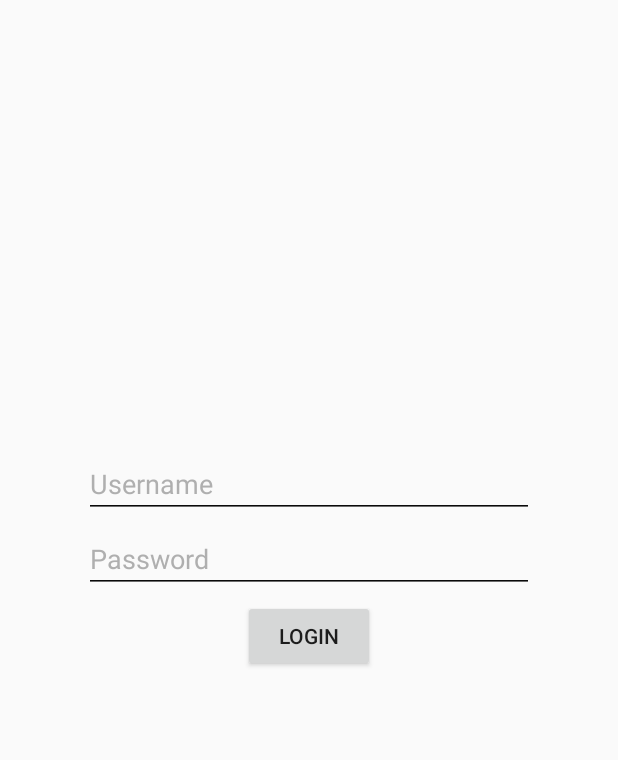
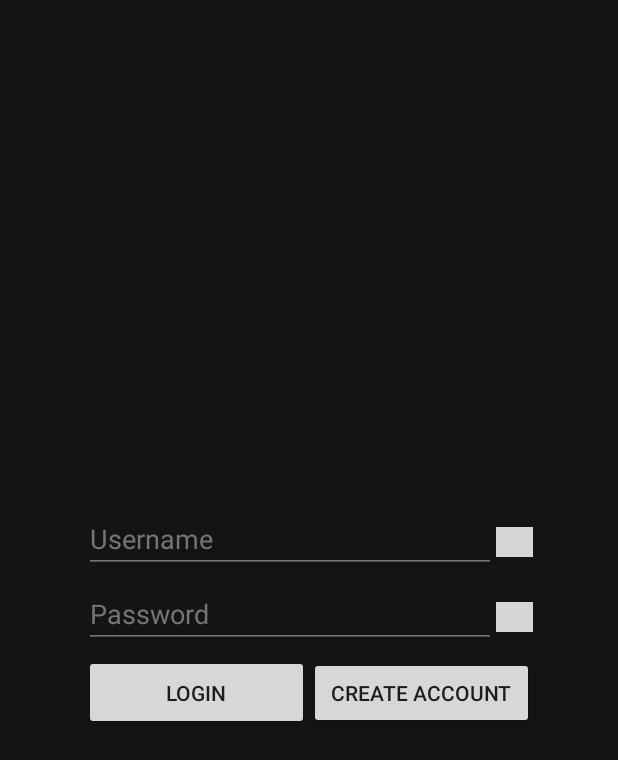
Before and after one commit to stephen99scott/android-dm, an Android app: the screen it shows after launch (LoginActivity), on a phone screen of 412 x 824 dp. Shown: the top 760 px of the screen. Run offline under Robolectric (Android 15) with nearby library versions, the phone set to English and light mode, and no system bars; grey boxes are pictures that could not be loaded.

Commit message:
improved look of login page

```diff
--- a/app/src/main/java/com/example/directmessaging/LoginActivity.java
+++ b/app/src/main/java/com/example/directmessaging/LoginActivity.java
@@ -4,8 +4,8 @@ import androidx.appcompat.app.AppCompatActivity;
 
 import android.content.Context;
 import android.content.Intent;
+
 import android.os.Bundle;
-import android.renderscript.ScriptGroup;
 import android.view.KeyEvent;
 import android.view.View;
 import android.view.inputmethod.EditorInfo;
@@ -13,7 +13,7 @@ import android.view.inputmethod.InputMethodManager;
 import android.widget.Button;
 import android.widget.EditText;
 import android.widget.TextView;
-import android.widget.Toast;
+
 
 public class LoginActivity extends AppCompatActivity {
 
@@ -53,6 +53,17 @@ public class LoginActivity extends AppCompatActivity {
             return false;
         }
     };
+
+    public void eraseUsrText(View view) {
+        EditText usr_box = (EditText) findViewById(R.id.username);
+        usr_box.getText().clear();
+        usr_box.requestFocus();
+    }
+    public void erasePsText(View view) {
+        EditText ps_box = (EditText) findViewById(R.id.password);
+        ps_box.getText().clear();
+        ps_box.requestFocus();
+    }
 
     private void closeKeyboard() {
         View view = this.getCurrentFocus();
--- a/app/src/main/res/layout/activity_login.xml
+++ b/app/src/main/res/layout/activity_login.xml
@@ -1,58 +1,114 @@
 <?xml version="1.0" encoding="utf-8"?>
 
 <RelativeLayout xmlns:android="http://schemas.android.com/apk/res/android"
+    xmlns:app="http://schemas.android.com/apk/res-auto"
     xmlns:tools="http://schemas.android.com/tools"
     android:layout_width="match_parent"
     android:layout_height="match_parent"
-    tools:context=".LoginActivity"
+
+    android:background="@color/loginBG"
+    android:focusable="true"
+    android:focusableInTouchMode="true"
     android:theme="@style/BackgroundEditTheme"
-    android:focusableInTouchMode="true"
-    android:focusable="true">
+    tools:context=".LoginActivity">
+
+    <Button
+        android:id="@+id/button4"
+        android:layout_width="0dp"
+        android:layout_height="30dp"
+        android:layout_gravity="center"
+        android:layout_weight="0.1"
+        android:drawableBottom="@mipmap/x_button_foreground" />
+
+    <LinearLayout
+        android:layout_width="wrap_content"
+        android:layout_height="wrap_content"
+        android:layout_centerInParent="true"
+        android:orientation="vertical">
+
+        <LinearLayout
+            android:layout_width="300dp"
+            android:layout_height="50dp"
+            android:orientation="horizontal">
 
             <EditText
                 android:id="@+id/username"
-        android:layout_width="300dp"
+                android:layout_width="0dp"
                 android:layout_height="wrap_content"
-        android:layout_centerHorizontal="true"
-        android:layout_marginTop="300dp"
+                android:layout_weight="1"
+                android:autofillHints="@string/username"
                 android:hint="@string/username"
-        android:autofillHints="@string/username"
                 android:imeOptions="actionNext"
                 android:inputType="text"
                 android:singleLine="false"
-        android:textColor="#000000"
+                android:textColor="@color/white"
                 android:textColorHighlight="#DCDCDC"
-        android:textColorHint="#BF969696"
-        android:textColorLink="#DCDCDC"
+                android:textColorHint="@color/loginHint"
                 android:textIsSelectable="false"
                 android:visibility="visible" />
 
+            <ImageView
+                android:id="@+id/imageView"
+                android:layout_width="0dp"
+                android:layout_height="20dp"
+                android:layout_gravity="center"
+                android:layout_weight="0.09"
+                android:onClick="eraseUsrText"
+                app:srcCompat="@mipmap/x_button_foreground" />
+
+        </LinearLayout>
+
+        <LinearLayout
+            android:layout_width="300dp"
+            android:layout_height="50dp"
+            android:orientation="horizontal">
+
             <EditText
                 android:id="@+id/password"
-        android:layout_width="300dp"
+                android:layout_width="0dp"
                 android:layout_height="wrap_content"
-        android:layout_centerHorizontal="true"
-        android:layout_marginTop="350dp"
+                android:layout_weight="1"
+                android:autofillHints="@string/password"
                 android:hint="@string/password"
-        android:autofillHints="@string/password"
                 android:imeOptions="actionSend"
                 android:inputType="textPassword"
                 android:singleLine="false"
-        android:textColor="#000000"
+                android:textColor="@color/white"
                 android:textColorHighlight="#DCDCDC"
-        android:textColorHint="#BF969696"
-        android:textColorLink="#DCDCDC"
+                android:textColorHint="@color/loginHint"
                 android:textIsSelectable="false"
                 android:visibility="visible" />
 
+            <ImageView
+                android:id="@+id/imageView2"
+                android:layout_width="0dp"
+                android:layout_height="20dp"
+                android:layout_gravity="center"
+                android:layout_weight="0.09"
+                android:onClick="erasePsText"
+                app:srcCompat="@mipmap/x_button_foreground" />
+        </LinearLayout>
+
+        <LinearLayout
+            android:layout_width="300dp"
+            android:layout_height="50dp">
+
             <Button
                 android:id="@+id/login_button"
-        android:layout_width="wrap_content"
+                android:layout_width="0dp"
+                android:layout_height="match_parent"
+                android:layout_weight="1"
+                android:text="@string/login" />
+
+            <Button
+                android:id="@+id/create_account_button"
+                android:layout_width="0dp"
                 android:layout_height="wrap_content"
+                android:layout_weight="1"
+                android:text="@string/create_account" />
+        </LinearLayout>
 
-        android:layout_centerHorizontal="true"
-        android:layout_marginTop="400dp"
-        android:text="@string/login" />
+    </LinearLayout>
 
 
 </RelativeLayout>
--- a/app/src/main/res/values/colors.xml
+++ b/app/src/main/res/values/colors.xml
@@ -6,4 +6,6 @@
     <!-- my custom dark colour used for the ui stuff (the cards, the background etc) -->
     <color name="uiBlack">#0A0A0A</color>
     <color name="white">#FFFFFF</color>
+    <color name="loginBG">#141414</color>
+    <color name="loginHint">#BF969696</color>
 </resources>
--- a/app/src/main/res/values/strings.xml
+++ b/app/src/main/res/values/strings.xml
@@ -22,4 +22,5 @@
     <string name="username">Username</string>
     <string name="password">Password</string>
     <string name="login">Login</string>
+    <string name="create_account">Create Account</string>
 </resources>
--- a/app/src/main/res/values/styles.xml
+++ b/app/src/main/res/values/styles.xml
@@ -12,9 +12,9 @@
     the background needs to be on focus, which changes the colour of the background, so we create
     this style for the background to stop the colour from changing when it is in focus -->
     <style name="BackgroundEditTheme" parent="Theme.AppCompat.Light.NoActionBar">
-        <item name="colorControlNormal">@color/uiBlack</item>
-        <item name="colorControlActivated">@color/uiBlack</item>
-        <item name="colorControlHighlight">@color/white</item>
+        <item name="colorControlNormal">@color/loginHint</item>
+        <item name="colorControlActivated">@color/white</item>
+        <item name="colorControlHighlight">@color/loginBG</item>
     </style>
 
 </resources>
```
Lines whose indentation alone changed are shown as unchanged.
